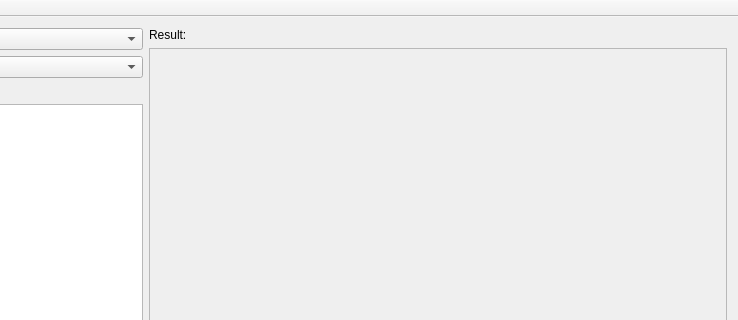
Old version of the form SearchBrowser/searchbrowser.ui in the repository damian-tomczak/SearchBrowser; both pictures show x 447 to 1185 and y 0 to 320 of the 1185 by 627 pixel window.
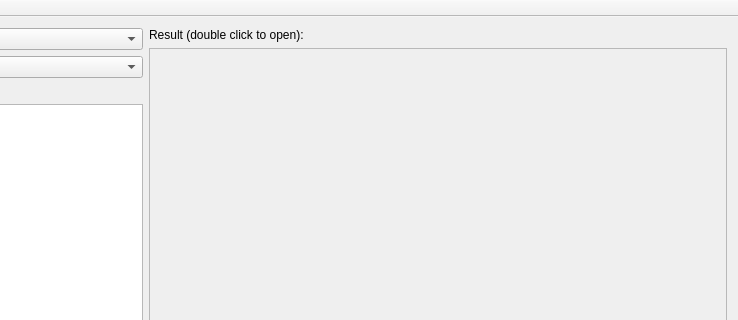
New version of the form. Icons and pictures are not drawn.

What changed in the file:
```diff
--- a/SearchBrowser/searchbrowser.ui
+++ b/SearchBrowser/searchbrowser.ui
@@ -121,7 +121,7 @@
               <item>
                <widget class="QLabel" name="label_4">
                 <property name="text">
-                 <string>Result:</string>
+                 <string>Result (double click to open):</string>
                 </property>
                </widget>
               </item>
```
